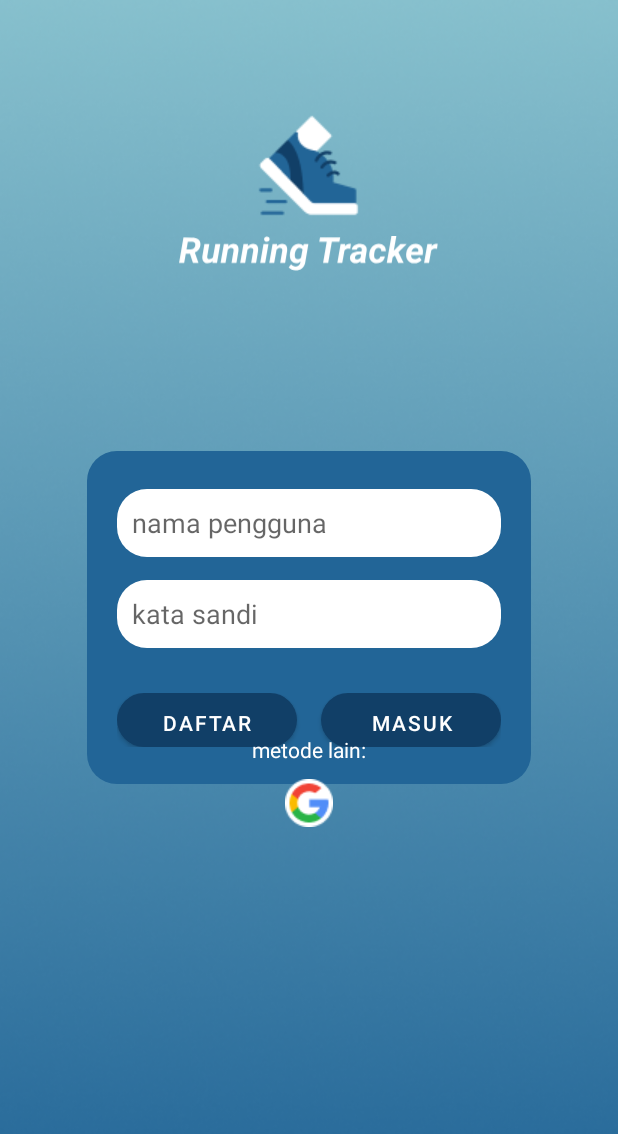
After one commit to azrafebrian/RunningTrackerApp, an Android app: the layout activity_login.xml on its own in the app's theme, with its tools: preview values and no code run, on a phone screen of 412 x 824 dp. The commit adds this screen. Shown: the top 1134 px of the screen. Run offline under Robolectric (Android 15) with nearby library versions, the phone set to English and light mode, and no system bars; Roboto replaces fonts that are not available here.

Commit message:
add activity_login.xml

```diff
--- /dev/null
+++ b/app/src/main/java/com/example/runningtrackerapp/LoginActivity.java
@@ -0,0 +1,4 @@
+package com.example.runningtrackerapp;
+
+public class LoginActivity {
+}
--- a/app/src/main/java/com/example/runningtrackerapp/MainActivity.java
+++ b/app/src/main/java/com/example/runningtrackerapp/MainActivity.java
@@ -9,6 +9,6 @@ public class MainActivity extends AppCompatActivity {
     @Override
     protected void onCreate(Bundle savedInstanceState) {
         super.onCreate(savedInstanceState);
-        setContentView(R.layout.activity_main);
+        setContentView(R.layout.activity_login);
     }
 }
--- /dev/null
+++ b/app/src/main/res/drawable/button_shape.xml
@@ -0,0 +1,5 @@
+<?xml version="1.0" encoding="utf-8"?>
+<shape xmlns:android="http://schemas.android.com/apk/res/android">
+    <corners android:radius="20dp"/>
+    <solid android:color="#87C0CD"/>
+</shape>
--- /dev/null
+++ b/app/src/main/res/drawable/edittext_shape.xml
@@ -0,0 +1,5 @@
+<?xml version="1.0" encoding="utf-8"?>
+<shape xmlns:android="http://schemas.android.com/apk/res/android">
+    <corners android:radius="20dp"/>
+    <solid android:color="#FFFFFF"/>
+</shape>
--- /dev/null
+++ b/app/src/main/res/drawable/login_shape.xml
@@ -0,0 +1,6 @@
+<?xml version="1.0" encoding="utf-8"?>
+<shape xmlns:android="http://schemas.android.com/apk/res/android">
+    <corners android:radius="20dp"/>
+    <solid android:color="#226597"/>
+
+</shape>
--- /dev/null
+++ b/app/src/main/res/layout/activity_login.xml
@@ -0,0 +1,113 @@
+<?xml version="1.0" encoding="utf-8"?>
+<RelativeLayout xmlns:android="http://schemas.android.com/apk/res/android"
+    xmlns:app="http://schemas.android.com/apk/res-auto"
+    xmlns:tools="http://schemas.android.com/tools"
+    android:layout_width="match_parent"
+    android:layout_height="match_parent"
+    android:background="@drawable/front_background"
+    tools:context=".MainActivity">
+
+    <ImageView
+        android:id="@+id/logo_app"
+        android:layout_width="wrap_content"
+        android:layout_height="wrap_content"
+        android:layout_centerHorizontal="true"
+        android:layout_marginTop="75dp"
+        android:src="@drawable/ic_running_app"/>
+
+<!--    <TextView-->
+<!--        android:id="@+id/nama_app"-->
+<!--        android:layout_width="wrap_content"-->
+<!--        android:layout_height="wrap_content"-->
+<!--        android:layout_centerHorizontal="true"-->
+<!--        android:layout_marginTop="150dp"-->
+<!--        android:text="Running App"-->
+<!--        android:textColor="@color/white"-->
+<!--        android:textStyle="italic|bold"-->
+<!--        android:textSize="24dp"/>-->
+
+    <ImageView
+        android:id="@+id/splash_text"
+        android:layout_width="174dp"
+        android:layout_height="28dp"
+        android:layout_centerHorizontal="true"
+        android:src="@drawable/ic_splash_text"
+        android:layout_marginTop="155dp" />
+
+    <LinearLayout
+        android:layout_width="296dp"
+        android:layout_height="222dp"
+        android:background="@drawable/login_shape"
+        android:orientation="vertical"
+        android:layout_centerHorizontal="true"
+        android:layout_centerVertical="true">
+
+        <EditText
+            android:id="@+id/username_editText"
+            android:layout_width="256dp"
+            android:layout_height="45dp"
+            android:layout_marginHorizontal="20dp"
+            android:layout_marginTop="25dp"
+            android:paddingLeft="10dp"
+            android:background="@drawable/edittext_shape"
+            android:hint="nama pengguna" />
+
+        <EditText
+            android:id="@+id/password_editText"
+            android:layout_width="256dp"
+            android:layout_height="45dp"
+            android:layout_marginHorizontal="20dp"
+            android:layout_marginTop="15dp"
+            android:paddingLeft="10dp"
+            android:background="@drawable/edittext_shape"
+            android:hint="kata sandi"/>
+
+        <LinearLayout
+            android:layout_width="256dp"
+            android:layout_height="36dp"
+            android:orientation="horizontal"
+            android:layout_marginHorizontal="20dp"
+            android:layout_marginTop="30dp">
+
+            <Button
+                android:id="@+id/button_daftar_screen"
+                android:layout_width="120dp"
+                android:layout_height="36dp"
+                android:background="@drawable/button_shape"
+                android:textColor="@color/white"
+                android:textSize="14dp"
+                android:text="Daftar"/>
+
+            <Button
+                android:id="@+id/button_masuk"
+                android:layout_width="120dp"
+                android:layout_height="36dp"
+                android:layout_marginLeft="16dp"
+                android:background="@drawable/button_shape"
+                android:textColor="@color/white"
+                android:textSize="14dp"
+                android:text="Masuk"/>
+
+        </LinearLayout>
+
+    </LinearLayout>
+
+    <TextView
+        android:layout_width="wrap_content"
+        android:layout_height="wrap_content"
+        android:text="metode lain:"
+        android:layout_centerHorizontal="true"
+        android:layout_marginTop="490dp"
+        android:textColor="@color/white"
+        />
+
+    <ImageButton
+        android:id="@+id/button_masuk_google"
+        android:layout_width="wrap_content"
+        android:layout_height="wrap_content"
+        android:background="@drawable/ic_google_small"
+        android:layout_centerHorizontal="true"
+        android:layout_marginTop="519dp"/>
+
+
+</RelativeLayout>
--- a/app/src/main/res/layout/activity_main.xml
+++ /dev/null
@@ -1,18 +0,0 @@
-<?xml version="1.0" encoding="utf-8"?>
-<androidx.constraintlayout.widget.ConstraintLayout xmlns:android="http://schemas.android.com/apk/res/android"
-    xmlns:app="http://schemas.android.com/apk/res-auto"
-    xmlns:tools="http://schemas.android.com/tools"
-    android:layout_width="match_parent"
-    android:layout_height="match_parent"
-    tools:context=".MainActivity">
-
-    <TextView
-        android:layout_width="wrap_content"
-        android:layout_height="wrap_content"
-        android:text="Hello World!"
-        app:layout_constraintBottom_toBottomOf="parent"
-        app:layout_constraintLeft_toLeftOf="parent"
-        app:layout_constraintRight_toRightOf="parent"
-        app:layout_constraintTop_toTopOf="parent" />
-
-</androidx.constraintlayout.widget.ConstraintLayout>
--- a/app/src/main/res/layout/activity_onboard.xml
+++ b/app/src/main/res/layout/activity_onboard.xml
@@ -14,8 +14,7 @@
         android:layout_alignParentLeft="true"
         android:layout_marginLeft="45dp"
         android:layout_marginTop="45dp"
-        android:background="@drawable/ic_onboard_image"
-        android:clipToOutline="true" />
+        android:background="@drawable/ic_onboard_image" />
 
     <TextView
         android:id="@+id/onboard_title"
--- a/app/src/main/res/layout/activity_splash_screen.xml
+++ b/app/src/main/res/layout/activity_splash_screen.xml
@@ -5,7 +5,7 @@
     android:layout_width="match_parent"
     android:layout_height="match_parent"
     tools:context=".SplashScreen"
-    android:background="@drawable/ic_splash">
+    android:background="@drawable/front_background">
 
     <ImageView
         android:id="@+id/splash_logo"
@@ -13,7 +13,7 @@
         android:layout_height="70dp"
         android:layout_centerHorizontal="true"
         android:layout_centerVertical="true"
-        android:src="@drawable/ic_splash_logo"/>
+        android:src="@drawable/ic_running_app"/>
 
     <ImageView
         android:id="@+id/splash_text"
```
Also changed, not shown: app/src/main/res/drawable/front_background.png (added), app/src/main/res/drawable/ic_google_small.png (added), app/src/main/res/drawable/ic_running_app.png (added).
